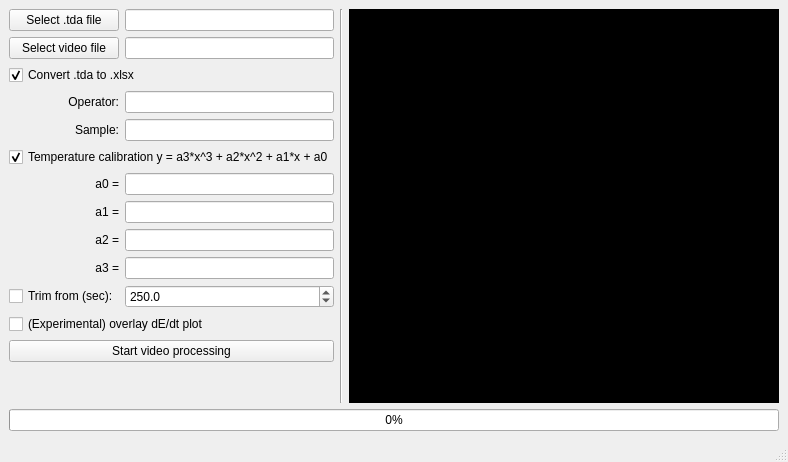
ioyurev/vta-video-overlay, file assets/MainWindow.ui: the form before one commit.
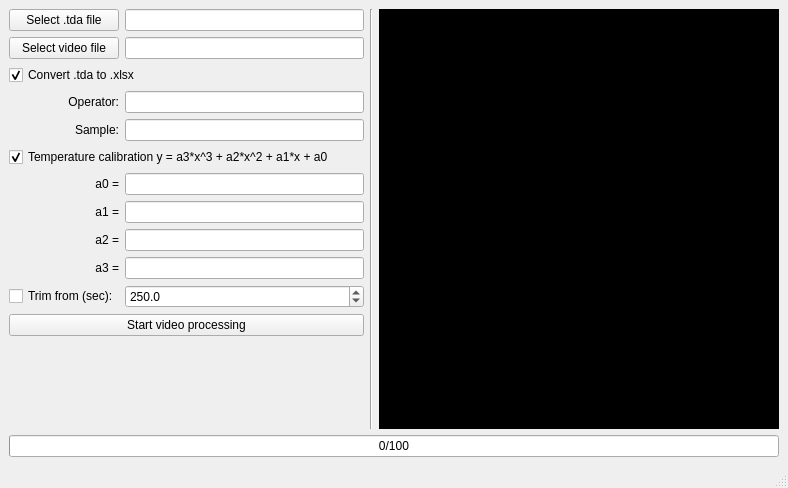
The form after the commit. Icons and pictures are not drawn.

Commit message: feat(cli): added command line interface

Diff of the .ui file:
```diff
--- a/assets/MainWindow.ui
+++ b/assets/MainWindow.ui
@@ -7,7 +7,7 @@
     <x>0</x>
     <y>0</y>
     <width>788</width>
-    <height>462</height>
+    <height>488</height>
    </rect>
   </property>
   <property name="sizePolicy">
@@ -24,17 +24,30 @@
     <normaloff>:/assets/icon.png</normaloff>:/assets/icon.png</iconset>
   </property>
   <widget class="QWidget" name="centralwidget">
-   <layout class="QGridLayout" name="gridLayout" columnstretch="0,0,0,1">
-    <item row="1" column="0">
-     <widget class="QPushButton" name="btn_video">
+   <layout class="QGridLayout" name="gridLayout" columnstretch="0,0,0,0">
+    <item row="11" column="0" colspan="2">
+     <widget class="QPushButton" name="btn_convert">
       <property name="text">
-       <string>Select video file</string>
+       <string>Start video processing</string>
       </property>
      </widget>
     </item>
+    <item row="9" column="1">
+     <widget class="QLineEdit" name="edit_a3"/>
+    </item>
     <item row="3" column="1">
      <widget class="QLineEdit" name="edit_operator"/>
     </item>
+    <item row="5" column="0" colspan="2">
+     <widget class="QCheckBox" name="cb_temp">
+      <property name="text">
+       <string>Temperature calibration y = a3*x^3 + a2*x^2 + a1*x + a0</string>
+      </property>
+      <property name="checked">
+       <bool>true</bool>
+      </property>
+     </widget>
+    </item>
     <item row="7" column="0">
      <widget class="QLabel" name="label_4">
       <property name="text">
@@ -45,19 +58,80 @@
       </property>
      </widget>
     </item>
-    <item row="0" column="3" rowspan="15">
-     <widget class="QLabel" name="video_preview">
-      <property name="minimumSize">
+    <item row="14" column="0" colspan="4">
+     <widget class="QProgressBar" name="progressbar">
+      <property name="value">
+       <number>0</number>
+      </property>
+      <property name="textVisible">
+       <bool>true</bool>
+      </property>
+      <property name="format">
+       <string>%v/%m</string>
+      </property>
+     </widget>
+    </item>
+    <item row="3" column="0">
+     <widget class="QLabel" name="label">
+      <property name="text">
+       <string>Operator:</string>
+      </property>
+      <property name="alignment">
+       <set>Qt::AlignRight|Qt::AlignTrailing|Qt::AlignVCenter</set>
+      </property>
+     </widget>
+    </item>
+    <item row="0" column="2" rowspan="14">
+     <widget class="Line" name="line">
+      <property name="orientation">
+       <enum>Qt::Vertical</enum>
+      </property>
+     </widget>
+    </item>
+    <item row="0" column="1">
+     <widget class="QLineEdit" name="edit_tda">
+      <property name="readOnly">
+       <bool>true</bool>
+      </property>
+     </widget>
+    </item>
+    <item row="13" column="0">
+     <spacer name="verticalSpacer">
+      <property name="orientation">
+       <enum>Qt::Vertical</enum>
+      </property>
+      <property name="sizeHint" stdset="0">
        <size>
-        <width>400</width>
-        <height>0</height>
+        <width>20</width>
+        <height>40</height>
        </size>
       </property>
-      <property name="styleSheet">
-       <string notr="true">background-color: rgb(0, 0, 0);</string>
+     </spacer>
+    </item>
+    <item row="7" column="1">
+     <widget class="QLineEdit" name="edit_a1"/>
+    </item>
+    <item row="4" column="0">
+     <widget class="QLabel" name="label_2">
+      <property name="text">
+       <string>Sample:</string>
       </property>
+      <property name="alignment">
+       <set>Qt::AlignRight|Qt::AlignTrailing|Qt::AlignVCenter</set>
+      </property>
+     </widget>
+    </item>
+    <item row="10" column="0">
+     <widget class="QCheckBox" name="cb_trim">
       <property name="text">
-       <string/>
+       <string>Trim from (sec):</string>
+      </property>
+     </widget>
+    </item>
+    <item row="1" column="1">
+     <widget class="QLineEdit" name="edit_video">
+      <property name="readOnly">
+       <bool>true</bool>
       </property>
      </widget>
     </item>
@@ -83,59 +157,25 @@
       </property>
      </widget>
     </item>
-    <item row="9" column="1">
-     <widget class="QLineEdit" name="edit_a3"/>
+    <item row="8" column="1">
+     <widget class="QLineEdit" name="edit_a2"/>
     </item>
-    <item row="3" column="0">
-     <widget class="QLabel" name="label">
-      <property name="text">
-       <string>Operator:</string>
+    <item row="0" column="3" rowspan="14">
+     <widget class="QLabel" name="video_preview">
+      <property name="minimumSize">
+       <size>
+        <width>400</width>
+        <height>0</height>
+       </size>
       </property>
-      <property name="alignment">
-       <set>Qt::AlignRight|Qt::AlignTrailing|Qt::AlignVCenter</set>
+      <property name="styleSheet">
+       <string notr="true">background-color: rgb(0, 0, 0);</string>
       </property>
-     </widget>
-    </item>
-    <item row="7" column="1">
-     <widget class="QLineEdit" name="edit_a1"/>
-    </item>
-    <item row="1" column="1">
-     <widget class="QLineEdit" name="edit_video">
-      <property name="readOnly">
-       <bool>true</bool>
-      </property>
-     </widget>
-    </item>
-    <item row="6" column="1">
-     <widget class="QLineEdit" name="edit_a0"/>
-    </item>
-    <item row="4" column="0">
-     <widget class="QLabel" name="label_2">
       <property name="text">
-       <string>Sample:</string>
+       <string/>
       </property>
-      <property name="alignment">
-       <set>Qt::AlignRight|Qt::AlignTrailing|Qt::AlignVCenter</set>
-      </property>
      </widget>
     </item>
-    <item row="0" column="1">
-     <widget class="QLineEdit" name="edit_tda">
-      <property name="readOnly">
-       <bool>true</bool>
-      </property>
-     </widget>
-    </item>
-    <item row="0" column="0">
-     <widget class="QPushButton" name="btn_tda">
-      <property name="text">
-       <string>Select .tda file</string>
-      </property>
-     </widget>
-    </item>
-    <item row="4" column="1">
-     <widget class="QLineEdit" name="edit_sample"/>
-    </item>
     <item row="6" column="0">
      <widget class="QLabel" name="label_3">
       <property name="text">
@@ -146,70 +186,6 @@
       </property>
      </widget>
     </item>
-    <item row="14" column="0">
-     <spacer name="verticalSpacer">
-      <property name="orientation">
-       <enum>Qt::Vertical</enum>
-      </property>
-      <property name="sizeHint" stdset="0">
-       <size>
-        <width>20</width>
-        <height>40</height>
-       </size>
-      </property>
-     </spacer>
-    </item>
-    <item row="0" column="2" rowspan="15">
-     <widget class="Line" name="line">
-      <property name="orientation">
-       <enum>Qt::Vertical</enum>
-      </property>
-     </widget>
-    </item>
-    <item row="2" column="0" colspan="2">
-     <widget class="QCheckBox" name="cb_excel">
-      <property name="text">
-       <string>Convert .tda to .xlsx</string>
-      </property>
-      <property name="checked">
-       <bool>true</bool>
-      </property>
-     </widget>
-    </item>
-    <item row="10" column="0">
-     <widget class="QCheckBox" name="cb_trim">
-      <property name="text">
-       <string>Trim from (sec):</string>
-      </property>
-     </widget>
-    </item>
-    <item row="5" column="0" colspan="2">
-     <widget class="QCheckBox" name="cb_temp">
-      <property name="text">
-       <string>Temperature calibration y = a3*x^3 + a2*x^2 + a1*x + a0</string>
-      </property>
-      <property name="checked">
-       <bool>true</bool>
-      </property>
-     </widget>
-    </item>
-    <item row="12" column="0" colspan="2">
-     <widget class="QPushButton" name="btn_convert">
-      <property name="text">
-       <string>Start video processing</string>
-      </property>
-     </widget>
-    </item>
-    <item row="15" column="0" colspan="4">
-     <widget class="QProgressBar" name="progressbar">
-      <property name="value">
-       <number>0</number>
-      </property>
-      <property name="textVisible">
-       <bool>true</bool>
-      </property>
-     </widget>
-    </item>
     <item row="8" column="0">
      <widget class="QLabel" name="label_6">
       <property name="text">
@@ -220,8 +196,15 @@
       </property>
      </widget>
     </item>
-    <item row="8" column="1">
-     <widget class="QLineEdit" name="edit_a2"/>
+    <item row="6" column="1">
+     <widget class="QLineEdit" name="edit_a0"/>
+    </item>
+    <item row="0" column="0">
+     <widget class="QPushButton" name="btn_tda">
+      <property name="text">
+       <string>Select .tda file</string>
+      </property>
+     </widget>
     </item>
     <item row="9" column="0">
      <widget class="QLabel" name="label_5">
@@ -233,10 +216,23 @@
       </property>
      </widget>
     </item>
-    <item row="11" column="0" colspan="2">
-     <widget class="QCheckBox" name="cb_plot">
+    <item row="2" column="0" colspan="2">
+     <widget class="QCheckBox" name="cb_excel">
       <property name="text">
-       <string>(Experimental) overlay dE/dt plot</string>
+       <string>Convert .tda to .xlsx</string>
+      </property>
+      <property name="checked">
+       <bool>true</bool>
+      </property>
+     </widget>
+    </item>
+    <item row="4" column="1">
+     <widget class="QLineEdit" name="edit_sample"/>
+    </item>
+    <item row="1" column="0">
+     <widget class="QPushButton" name="btn_video">
+      <property name="text">
+       <string>Select video file</string>
       </property>
      </widget>
     </item>
```
The commit also changes 11 other files.
